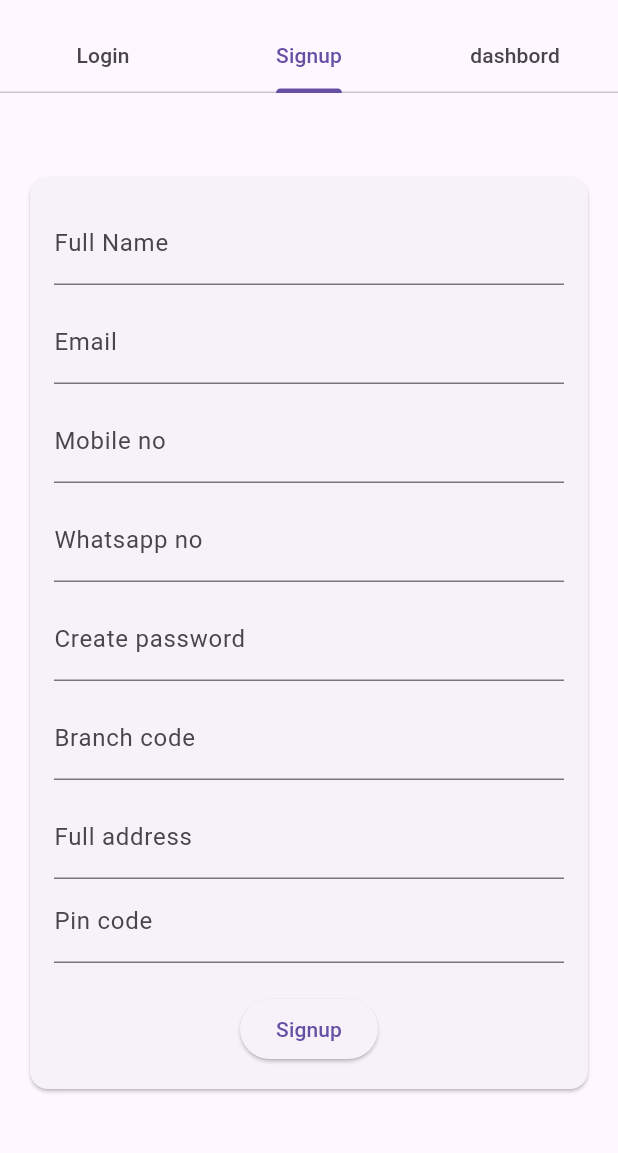
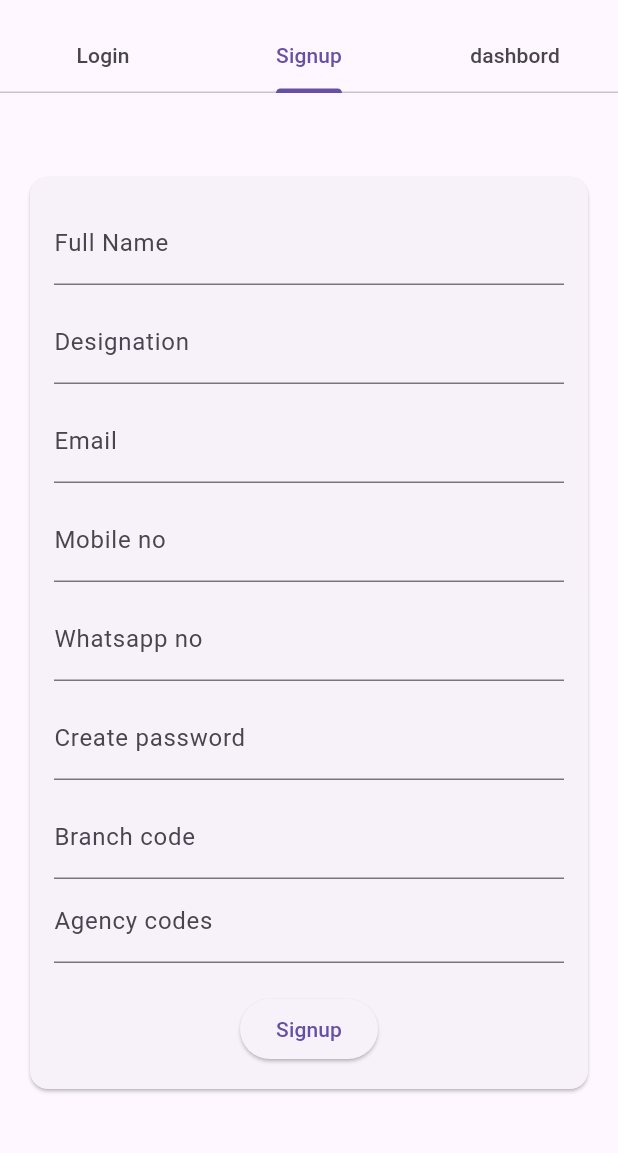
Before and after one commit to rcesunil9/shreealscapp, a Flutter app: the screen it shows after launch, tab 2 chosen, on a phone screen of 412 x 824 dp, the part 63-1216 px from its top. Run offline on Flutter 3.47's test engine with Material 3 defaults, Android fonts, the phone set to English and light mode, and no system bars.

Commit message:
bugs fixed dashborad

```diff
--- a/lib/main.dart
+++ b/lib/main.dart
@@ -13,7 +13,7 @@ class MyApp extends StatelessWidget {
     return MaterialApp(
       debugShowCheckedModeBanner: false,
       home: DefaultTabController(
-        length: 2,
+        length: 3,
         child: Scaffold(
           appBar: AppBar(
             title: Text('ShreeAlsc'),
@@ -87,6 +87,10 @@ class SignupCard extends StatelessWidget {
               ),
               SizedBox(height: 10),
               TextField(
+                  decoration: InputDecoration(labelText: 'Designation')
+              ),
+              SizedBox(height: 10),
+              TextField(
                 decoration: InputDecoration(labelText: 'Email'),
               ),
               SizedBox(height: 10),
@@ -106,12 +110,8 @@ class SignupCard extends StatelessWidget {
               TextField(
                 decoration: InputDecoration(labelText: 'Branch code'),
               ),
-              SizedBox(height: 10),
               TextField(
-                decoration: InputDecoration(labelText: 'Full address')
-              ),
-              TextField(
-                decoration: InputDecoration(labelText: 'Pin code'),
+                decoration: InputDecoration(labelText: 'Agency codes '),
                 obscureText: true,
               ),
               SizedBox(height: 20),
@@ -120,6 +120,7 @@ class SignupCard extends StatelessWidget {
                   // Handle signup logic here
                 },
                 child: Text('Signup'),
+
               ),
             ],
           ),
```
